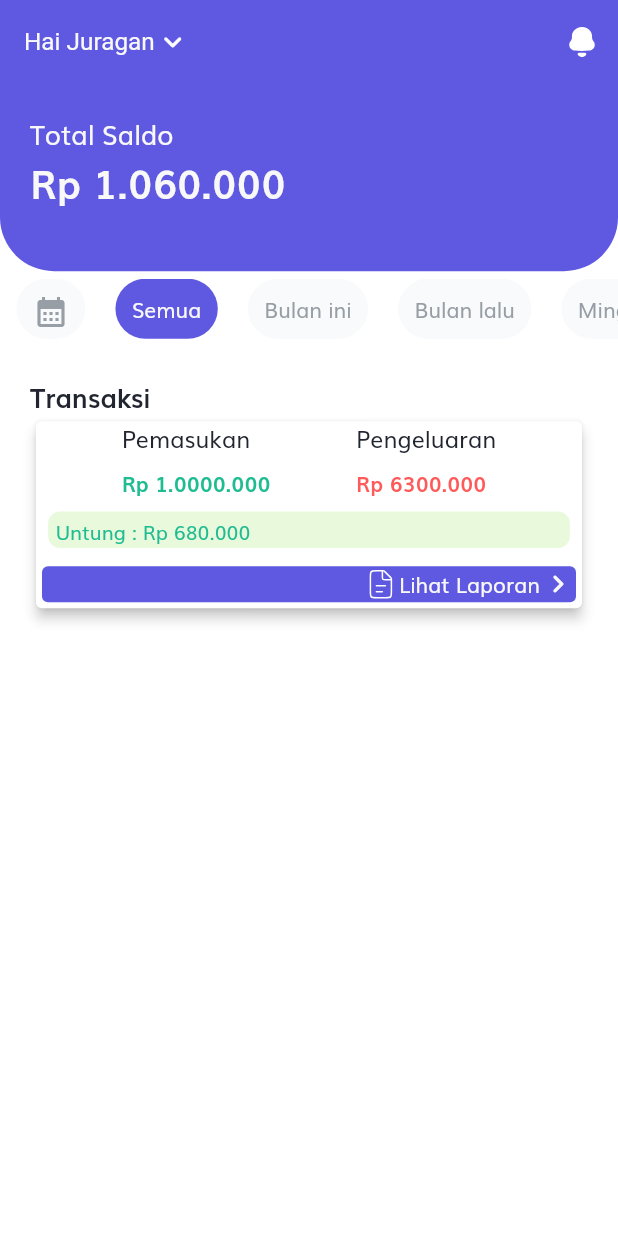
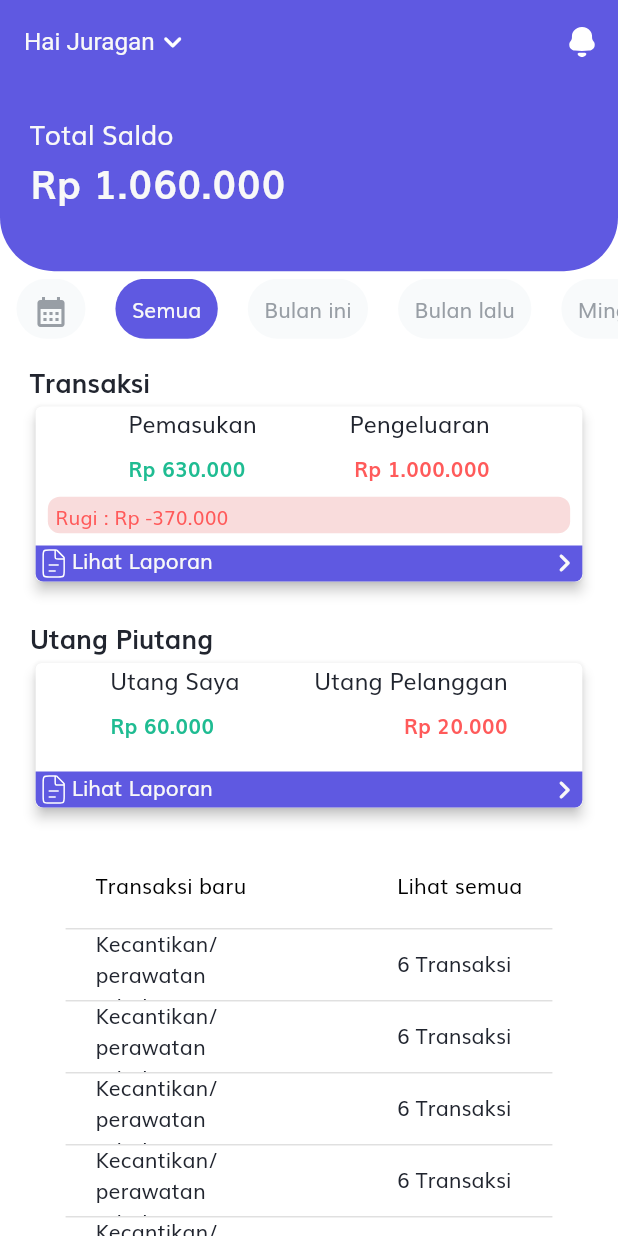
Before and after one commit to rusilver11/cash_book_app, a Flutter app: the HomeScreen screen opened by its route, on a phone screen of 412 x 824 dp. Run offline on Flutter 3.47's test engine with Material 2 defaults, Android fonts, the phone set to English and light mode, and no system bars; our stand-ins replace flutter_svg, get.

Commit message:
add intl package, fix local number format

```diff
--- a/lib/constants.dart
+++ b/lib/constants.dart
@@ -1,5 +1,6 @@
 import 'package:cash_book/size_config.dart';
 import 'package:flutter/material.dart';
+import 'package:intl/intl.dart';
 
 //Color pallet
 const kPrimaryColor = Color(0xFF5F59E1);
@@ -11,7 +12,9 @@ const kPrimaryGradientColor = LinearGradient(
 );
 const kSecondaryColor = Color.fromRGBO(248, 250, 251, 1);
 const kExpenseColor = Color(0xFFFF5A5A);
+const kExpenseLightColor = Color.fromRGBO(249, 220, 220, 1);
 const kIncomeColor = Color.fromRGBO(31, 188, 146, 1);
+const kIncomeLightColor = Color.fromRGBO(232, 249, 220, 1);
 const kInactiveColor = Color.fromRGBO(152, 158, 165, 1);
 const kTextColor = Color.fromRGBO(33, 37, 47, 1);
 const kTextIIColor = Color.fromRGBO(248, 248, 248, 1);
@@ -35,4 +38,12 @@ final otpInputDecoration = InputDecoration(
 OutlineInputBorder outlineInputBorder = OutlineInputBorder(
     borderRadius: BorderRadius.circular(getProportionateScreenWidth(15)),
     borderSide: BorderSide(color: Color.fromRGBO(33, 37, 47, 0.65))
+
     );
+
+  //format number locale
+  extension CurrencyFormat on num {
+    String idrFormat(){
+      return NumberFormat.currency(locale: 'id',symbol: 'Rp',decimalDigits: 0, customPattern: 'Rp #,##0.00;Rp -#,##0.00').format(this);
+    }
+  }
--- a/lib/page/home/component/body.dart
+++ b/lib/page/home/component/body.dart
@@ -1,14 +1,16 @@
 import 'dart:ui';
 
 import 'package:cash_book/constants.dart';
+import 'package:cash_book/page/home/component/home_card.dart';
 import 'package:cash_book/page/home/component/home_header.dart';
+import 'package:cash_book/page/transaction/transaction_screen.dart';
 import 'package:flutter/material.dart';
 import 'package:flutter_svg/flutter_svg.dart';
 
 import '../../../components/date_range.dart';
 import '../../../size_config.dart';
 import 'date_listview_button.dart';
-import 'transaction_card.dart';
+import 'home_card.dart';
 
 class Body extends StatefulWidget {
   const Body({Key? key}) : super(key: key);
@@ -38,7 +40,74 @@ class _BodyState extends State<Body> {
                 });
               },
             ),
-            CardTransaction()
+            HomeCard(
+              //transaction
+              headerTitle: 'Transaksi',
+              bodyTitleLeft: 'Pemasukan',
+              bodyTitleRight: 'Pengeluaran',
+              showSummary: true,
+              textAmountLeft: 630000,
+              textAmountRight: 1000000,
+              press: () {
+                Navigator.pushNamed(context, TransactionScreen.routeName);
+              },
+            ),
+            HomeCard(
+              //AP and AR
+              headerTitle: 'Utang Piutang',
+              bodyTitleLeft: 'Utang Saya',
+              bodyTitleRight: 'Utang Pelanggan',
+              showSummary: false,
+              textAmountLeft: 60000,
+              textAmountRight: 20000,
+              press: () {
+                Navigator.pushNamed(context, TransactionScreen.routeName);
+              },
+            ),
+            Container(
+             padding: EdgeInsets.symmetric(
+              horizontal:getProportionateScreenWidth(18),
+              vertical:getProportionateScreenHeight(10) ),
+              child: Align(
+                alignment: Alignment.topCenter,
+                child: DataTable(
+                  columnSpacing: SizeConfig.screenWidth*0.2+18,
+                  horizontalMargin: kDefaultPadding,
+                  columns: const <DataColumn>[
+                    DataColumn(
+                      label: Text(
+                        'Transaksi baru',
+                        style: TextStyle(fontStyle: FontStyle.normal),
+                      ),
+                    ),
+                    DataColumn(
+                      label: Text(
+                        'Lihat semua',
+                        style: TextStyle(fontStyle: FontStyle.normal),
+                      ),
+                    ),
+                  ],
+                  rows: List<DataRow>.generate(
+                    5,
+                    (index) =>
+                    DataRow(
+                      cells: <DataCell>[
+                        DataCell(ConstrainedBox(
+                          constraints: BoxConstraints(maxWidth: SizeConfig.screenWidth * 0.2),
+                          child:Text('Kecantikan/perawatan tubuh')
+                            )
+                          ),
+                        DataCell(ConstrainedBox(
+                          constraints: BoxConstraints(maxWidth: SizeConfig.screenWidth * 0.2),
+                          child:Text('6 Transaksi')
+                          )
+                          ),
+                      ],
+                    ),
+                  ),
+                ),
+              ),
+            ),
           ],
         ),
       ),
--- /dev/null
+++ b/lib/page/home/component/home_card.dart
@@ -0,0 +1,174 @@
+import 'package:flutter/material.dart';
+import 'package:flutter_svg/flutter_svg.dart';
+
+import '../../../constants.dart';
+import '../../../size_config.dart';
+
+class HomeCard extends StatelessWidget {
+  const HomeCard({
+    Key? key,
+    required this.headerTitle,
+    required this.bodyTitleLeft,
+    required this.bodyTitleRight,
+    required this.textAmountLeft,
+    required this.textAmountRight,
+    required this.showSummary,
+    required this.press,
+  }) : super(key: key);
+
+  final String? headerTitle;
+  final String? bodyTitleLeft, bodyTitleRight;
+  final int? textAmountLeft, textAmountRight;
+  final bool? showSummary;
+  final Function? press;
+
+  @override
+  Widget build(BuildContext context) {
+
+    var compareAmount = sumAmount(textAmountLeft!, textAmountRight!);
+
+    return SizedBox(
+      //Body
+      child: Padding(
+        padding: EdgeInsets.symmetric(
+          horizontal:getProportionateScreenWidth(18),
+          vertical:getProportionateScreenHeight(10) ),
+        child: Column(
+          mainAxisAlignment: MainAxisAlignment.spaceEvenly,
+          children: <Widget>[
+            Row(
+              //Header
+              mainAxisAlignment: MainAxisAlignment.start,
+              children: [
+                Text(headerTitle!,
+                    textAlign: TextAlign.start,
+                    style: TextStyle(
+                        fontWeight: FontWeight.bold,
+                        fontSize: getProportionateScreenWidth(16))),
+              ],
+            ),
+            Card(
+              shadowColor: Colors.black,
+              elevation: 3.5,
+              child: Column(
+                mainAxisAlignment: MainAxisAlignment.start,
+                children: <Widget>[
+                  SizedBox(
+                    child: Column(
+                      children: [
+                        Row(
+                          //pemasukan n pengeluaran
+                          mainAxisAlignment: MainAxisAlignment.spaceEvenly,
+                          children: [
+                            Wrap(
+                              direction: Axis.vertical,
+                              alignment: WrapAlignment.start,
+                              crossAxisAlignment: WrapCrossAlignment.start,
+                              spacing: getProportionateScreenHeight(8),
+                              children: [
+                                Text(
+                                  bodyTitleLeft!,
+                                  textAlign: TextAlign.start,
+                                    style: TextStyle(
+                                        fontSize:
+                                            getProportionateScreenWidth(14))),
+                                Text(
+                                 textAmountLeft!.idrFormat(),
+                                 textAlign: TextAlign.end,
+                                  style: TextStyle(
+                                      color: kIncomeColor,
+                                      fontWeight: FontWeight.bold),
+                                )
+                              ],
+                            ),
+                            Wrap(
+                              direction: Axis.vertical,
+                              alignment: WrapAlignment.end,
+                              crossAxisAlignment: WrapCrossAlignment.end,
+                              spacing: getProportionateScreenHeight(8),
+                              children: [
+                                Text(bodyTitleRight!,
+                                    textAlign: TextAlign.start,
+                                    style: TextStyle(
+                                        fontSize:
+                                            getProportionateScreenWidth(14))),
+                                Text(
+                                  textAmountRight!.idrFormat(),
+                                  textAlign: TextAlign.end,
+                                  style: TextStyle(
+                                      color: kExpenseColor,
+                                      fontWeight: FontWeight.bold),
+                                )
+                              ],
+                            ),
+                          ],
+                        ),
+                        showSummary == true? Container(
+                          // hightlight
+                          alignment: Alignment.centerLeft,
+                          height: getProportionateScreenHeight(24),
+                          width: double.infinity,
+                          margin:
+                              EdgeInsets.all(getProportionateScreenHeight(8)),
+                          padding: EdgeInsets.only(left: 5.0),
+                          decoration: BoxDecoration(
+                            color: compareAmount >= 0 ? kIncomeLightColor:kExpenseLightColor, //color income plus
+                            borderRadius: BorderRadius.all(Radius.circular(8)),
+                          ),
+                          child: Text(
+                            compareAmount >=0 ? 'Untung : ${compareAmount.idrFormat()}':'Rugi : ${compareAmount.idrFormat()}',
+                            textAlign: TextAlign.start,
+                            style: TextStyle(
+                                fontSize: getProportionateScreenWidth(12),
+                                color: compareAmount >= 0 ? kIncomeColor : kExpenseColor//color income plus
+                                ),
+                          ),
+                        )
+                        : SizedBox(height: getProportionateScreenHeight(20))
+                      ],
+                    ),
+                  ),
+                  GestureDetector(
+                    onTap: press as void Function(),
+                    child: Container(
+                      decoration: BoxDecoration(
+                          color: kPrimaryColor,
+                          borderRadius: BorderRadius.only(
+                              bottomLeft: Radius.circular(5),
+                              bottomRight: Radius.circular(5))),
+                      child: Row(
+                          mainAxisAlignment: MainAxisAlignment.spaceBetween,
+                          children: <Widget>[
+                            Wrap(
+                              direction: Axis.horizontal,
+                              children: [
+                                SvgPicture.asset('assets/icons/icon_file.svg'),
+                                Text(
+                                  'Lihat Laporan',
+                                  style: TextStyle(color: kTextIIColor),
+                                ),
+                              ],
+                            ),
+                            Icon(
+                              Icons.keyboard_arrow_right_rounded,
+                              color: kTextIIColor,
+                            )
+                          ]),
+                    ),
+                  ),
+                ],
+              ),
+            )
+          ],
+        ),
+      ),
+    );
+  }
+
+  int sumAmount(int income, int expense){
+  var total = 0;
+  total = income - expense;
+  return total;
+}
+
+}
--- a/lib/page/home/component/transaction_card.dart
+++ /dev/null
@@ -1,121 +0,0 @@
-import 'package:flutter/material.dart';
-import 'package:flutter_svg/flutter_svg.dart';
-
-import '../../../constants.dart';
-import '../../../size_config.dart';
-
-class CardTransaction extends StatelessWidget {
-  const CardTransaction({
-    Key? key,
-  }) : super(key: key);
-
-  @override
-  Widget build(BuildContext context) {
-    return SizedBox(
-      //Body
-      child: Padding(
-        padding: const EdgeInsets.all(kDefaultPadding),
-        child: Column(
-          mainAxisAlignment: MainAxisAlignment.spaceEvenly,
-          children: <Widget>[
-            Row(
-              //Header
-              mainAxisAlignment: MainAxisAlignment.start,
-              children: [
-                Text('Transaksi',
-                    textAlign: TextAlign.start,
-                    style: TextStyle(
-                        fontWeight: FontWeight.bold,
-                        fontSize: getProportionateScreenWidth(16))),
-              ],
-            ),
-            Card(
-              shadowColor: Colors.black,
-              elevation: 3.5,
-              child: Column(
-                mainAxisAlignment: MainAxisAlignment.start,
-                children: <Widget>[
-                  Row(
-                    //pemasukan n pengeluaran
-                    mainAxisAlignment: MainAxisAlignment.spaceEvenly,
-                    children: [
-                      Wrap(
-                        direction: Axis.vertical,
-                        spacing: getProportionateScreenHeight(8),
-                        children: [
-                          Text('Pemasukan',
-                              style: TextStyle(
-                                  fontSize: getProportionateScreenWidth(14))),
-                          Text(
-                            'Rp 1.0000.000',
-                            style: TextStyle(
-                                color: kIncomeColor,
-                                fontWeight: FontWeight.bold),
-                          )
-                        ],
-                      ),
-                      Wrap(
-                        direction: Axis.vertical,
-                        spacing: getProportionateScreenHeight(8),
-                        children: [
-                          Text('Pengeluaran',
-                              style: TextStyle(
-                                  fontSize: getProportionateScreenWidth(14))),
-                          Text(
-                            'Rp 6300.000',
-                            style: TextStyle(
-                                color: kExpenseColor,
-                                fontWeight: FontWeight.bold),
-                          )
-                        ],
-                      ),
-                    ],
-                  ),
-                  Container(
-                    // hightlight
-                    alignment: Alignment.centerLeft,
-                    height: getProportionateScreenHeight(24),
-                    width: double.infinity,
-                    margin: EdgeInsets.all(getProportionateScreenHeight(8)),
-                    padding: EdgeInsets.only(left: 5.0),
-                    decoration: BoxDecoration(
-                      color:
-                          Color.fromRGBO(232, 249, 220, 1), //color income plus
-                      borderRadius: BorderRadius.all(Radius.circular(8)),
-                    ),
-                    child: Text(
-                      'Untung : Rp 680.000',
-                      textAlign: TextAlign.start,
-                      style: TextStyle(
-                          fontSize: getProportionateScreenWidth(12),
-                          color: kIncomeColor //color income plus
-                          ),
-                    ),
-                  ),
-                  Card(
-                    color: kPrimaryColor,
-                    borderOnForeground: false,
-                    elevation: 0,
-                    child: Row(
-                      mainAxisAlignment: MainAxisAlignment.end,
-                      children: <Widget>[
-                      SvgPicture.asset('assets/icons/icon_file.svg'),
-                      Text(
-                        'Lihat Laporan',
-                        style: TextStyle(color: kTextIIColor),
-                      ),
-                      Icon(
-                        Icons.keyboard_arrow_right_rounded,
-                        color: kTextIIColor,
-                      )
-                    ]),
-                  )
-                ],
-              ),
-            )
-          ],
-        ),
-      ),
-    );
-  }
-}
--- /dev/null
+++ b/lib/page/transaction/transaction_screen.dart
@@ -0,0 +1,19 @@
+import 'package:flutter/material.dart';
+
+import '../../size_config.dart';
+
+class TransactionScreen extends StatelessWidget {
+  const TransactionScreen({ Key? key }) : super(key: key);
+  static String routeName = '/transaction';
+
+  @override
+  Widget build(BuildContext context) {
+    SizeConfig().init(context);
+    return Scaffold(
+      appBar: AppBar(),
+      body: Container(
+        child: Text('TransactionScreen'),
+      ),
+    );
+  }
+}
--- a/lib/routes.dart
+++ b/lib/routes.dart
@@ -3,11 +3,13 @@ import 'package:cash_book/page/home/home_screen.dart';
 import 'package:cash_book/page/login/login_screen.dart';
 import 'package:cash_book/page/otp/otp_screen.dart';
 import 'package:cash_book/page/splash/splash_screen.dart';
+import 'package:cash_book/page/transaction/transaction_screen.dart';
 import 'package:flutter/widgets.dart';
 
 final Map<String, WidgetBuilder> routes = {
   SplashScreen.routeName:(context) => SplashScreen(),
   LoginScreen.routeName:(context) => LoginScreen(),
   OtpScreen.routeName:(context) => OtpScreen(),
-  HomeScreen.routeName:(context) => HomeScreen()
+  HomeScreen.routeName:(context) => HomeScreen(),
+  TransactionScreen.routeName:(context) => TransactionScreen()
 };
--- a/pubspec.yaml
+++ b/pubspec.yaml
@@ -36,6 +36,7 @@ dependencies:
   cupertino_icons: ^1.0.2
   flutter_svg: ^1.0.3
   get: ^4.6.1
+  intl: ^0.17.0
 
 dev_dependencies:
   flutter_test:
```
Also changed, not shown: pubspec.lock.
